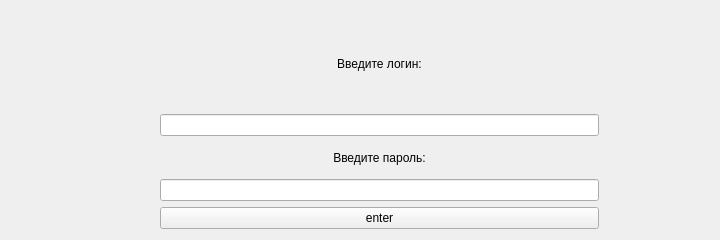
First picture: the form in reg.ui, repository Danya8600/project_ystu, before the edit.
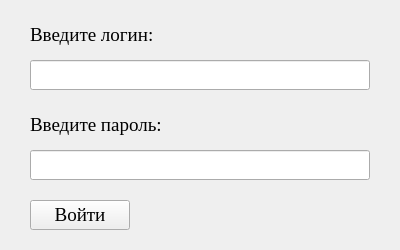
Second picture: the form after the edit.

```diff
--- a/reg.ui
+++ b/reg.ui
@@ -6,28 +6,66 @@
    <rect>
     <x>0</x>
     <y>0</y>
-    <width>720</width>
-    <height>240</height>
+    <width>400</width>
+    <height>250</height>
    </rect>
   </property>
   <property name="windowTitle">
    <string>Form</string>
   </property>
-  <widget class="QWidget" name="verticalLayoutWidget">
+  <widget class="QLabel" name="label">
    <property name="geometry">
     <rect>
-     <x>160</x>
-     <y>20</y>
-     <width>439</width>
-     <height>209</height>
+     <x>150</x>
+     <y>200</y>
+     <width>220</width>
+     <height>30</height>
     </rect>
    </property>
-   <layout class="QVBoxLayout" name="verticalLayout">
-    <item>
+   <property name="font">
+    <font>
+     <family>Times New Roman</family>
+     <pointsize>14</pointsize>
+    </font>
+   </property>
+   <property name="text">
+    <string/>
+   </property>
+  </widget>
+  <widget class="QLineEdit" name="login">
+   <property name="geometry">
+    <rect>
+     <x>30</x>
+     <y>60</y>
+     <width>340</width>
+     <height>30</height>
+    </rect>
+   </property>
+   <property name="font">
+    <font>
+     <family>Times New Roman</family>
+     <pointsize>14</pointsize>
+    </font>
+   </property>
+  </widget>
      <widget class="QLabel" name="login_label">
       <property name="enabled">
        <bool>true</bool>
       </property>
+   <property name="geometry">
+    <rect>
+     <x>30</x>
+     <y>20</y>
+     <width>150</width>
+     <height>30</height>
+    </rect>
+   </property>
+   <property name="font">
+    <font>
+     <family>Times New Roman</family>
+     <pointsize>14</pointsize>
+    </font>
+   </property>
       <property name="text">
        <string>Введите логин:</string>
       </property>
@@ -37,39 +75,54 @@
       <property name="scaledContents">
        <bool>false</bool>
       </property>
-      <property name="alignment">
-       <set>Qt::AlignCenter</set>
-      </property>
-     </widget>
-    </item>
-    <item>
-     <widget class="QLineEdit" name="login"/>
-    </item>
-    <item>
-     <layout class="QVBoxLayout" name="verticalLayout_2">
-      <item>
+  </widget>
        <widget class="QLabel" name="passwd_login">
+   <property name="geometry">
+    <rect>
+     <x>30</x>
+     <y>110</y>
+     <width>170</width>
+     <height>30</height>
+    </rect>
+   </property>
+   <property name="font">
+    <font>
+     <family>Times New Roman</family>
+     <pointsize>14</pointsize>
+    </font>
+   </property>
         <property name="text">
          <string>Введите пароль:</string>
         </property>
-        <property name="alignment">
-         <set>Qt::AlignCenter</set>
-        </property>
-       </widget>
-      </item>
-      <item>
-       <widget class="QLineEdit" name="password"/>
-      </item>
-      <item>
+  </widget>
        <widget class="QPushButton" name="enter_btn">
+   <property name="geometry">
+    <rect>
+     <x>30</x>
+     <y>200</y>
+     <width>100</width>
+     <height>30</height>
+    </rect>
+   </property>
+   <property name="font">
+    <font>
+     <family>Times New Roman</family>
+     <pointsize>14</pointsize>
+    </font>
+   </property>
         <property name="text">
-         <string>enter</string>
-        </property>
-       </widget>
-      </item>
-     </layout>
-    </item>
-   </layout>
+    <string>Войти</string>
+   </property>
+  </widget>
+  <widget class="QLineEdit" name="password">
+   <property name="geometry">
+    <rect>
+     <x>30</x>
+     <y>150</y>
+     <width>340</width>
+     <height>30</height>
+    </rect>
+   </property>
   </widget>
  </widget>
  <resources/>
```
Lines whose indentation alone changed are shown as unchanged.
